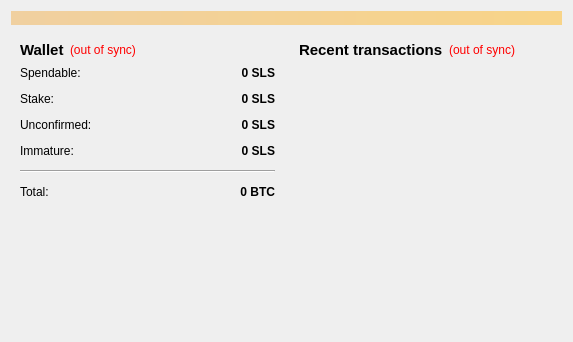
Before: the Qt Designer form src/qt/forms/overviewpage.ui in saluscoin/salus, drawn with Qt 5.
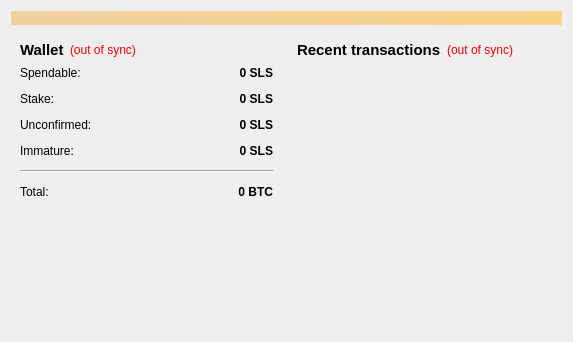
After: the same form once the commit is applied. Icons and pictures are not drawn.

```diff
--- a/src/qt/forms/overviewpage.ui
+++ b/src/qt/forms/overviewpage.ui
@@ -32,7 +32,7 @@
     </widget>
    </item>
    <item>
-    <layout class="QHBoxLayout" name="horizontalLayout" stretch="1,1">
+    <layout class="QHBoxLayout" name="horizontalLayout" stretch="1,0">
      <item>
       <layout class="QVBoxLayout" name="verticalLayout_2">
        <item>
```
Left out of the diff: 23 changed lines with no effect on the pictures.
